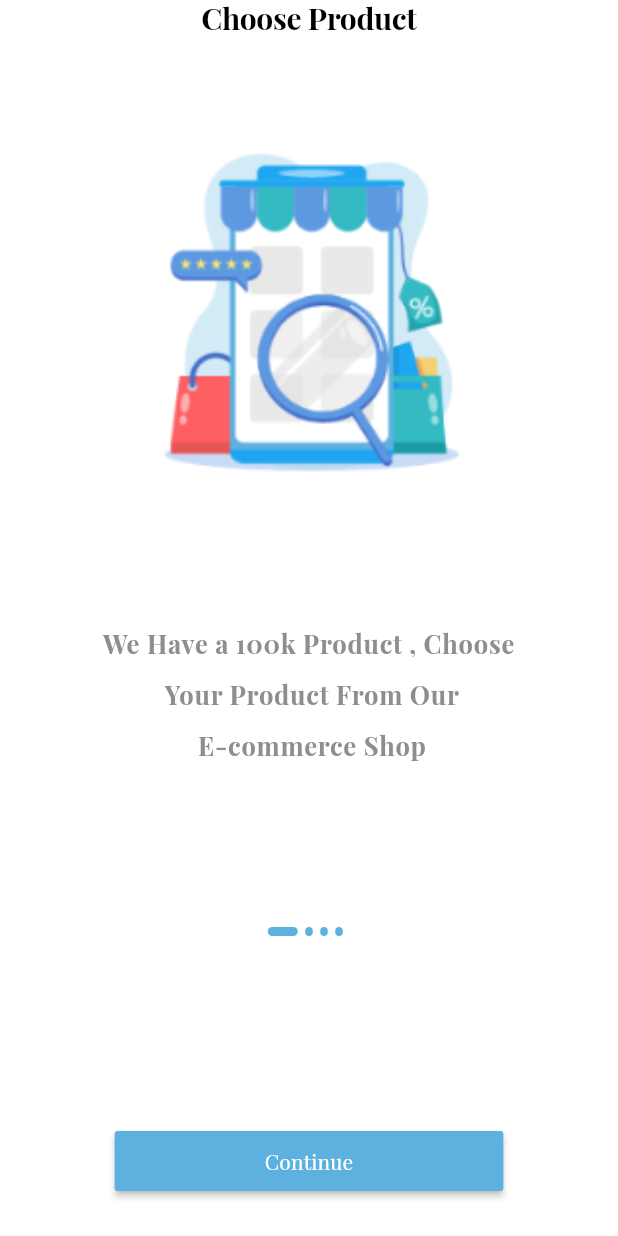
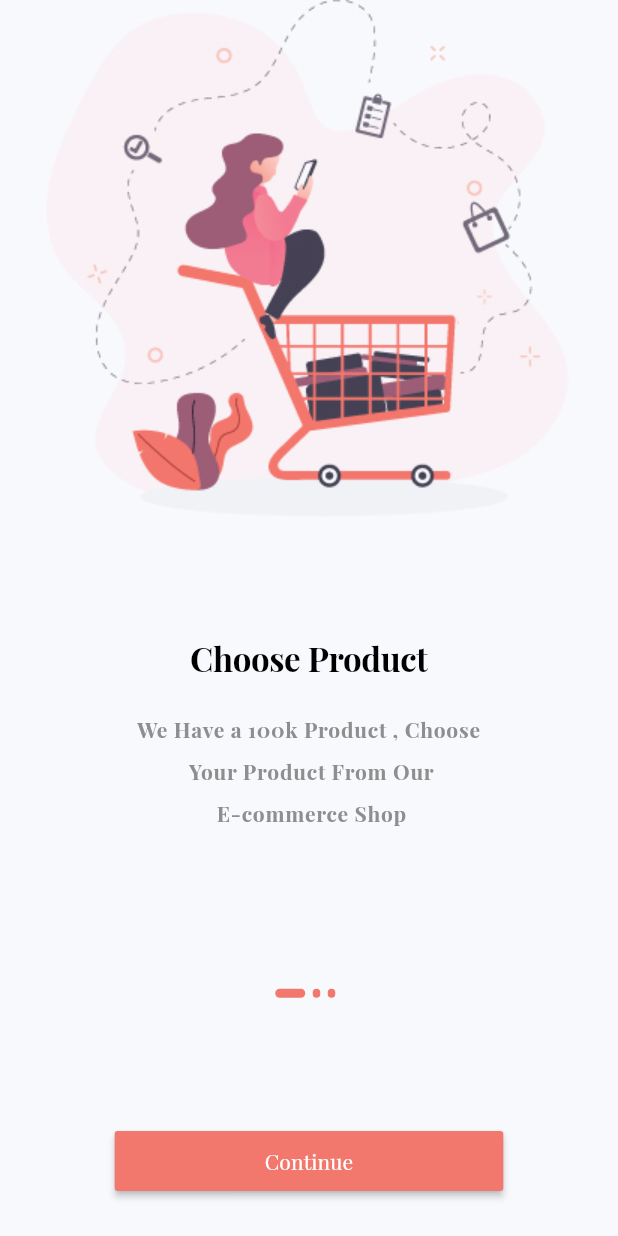
Before and after one commit to mohamadjisri/ecommerce, a Flutter app: the screen it shows after launch, on a phone screen of 412 x 824 dp. Run offline on Flutter 3.47's test engine with Material 3 defaults, Android fonts, the phone set to English and light mode, and no system bars; our stand-ins replace get, shared_preferences; project files that could hold a hidden picture were left out.

Commit message:
10.  Retouch Onboarding

```diff
--- a/lib/core/constant/color.dart
+++ b/lib/core/constant/color.dart
@@ -3,5 +3,7 @@ import 'package:flutter/material.dart';
 class AppColor {
   static const Color grey = Color(0xff8e8e8e);
   static const Color black = Color(0xff000000);
-  static const Color primaryColor = Color(0xff5DB1DF);
+  // static const Color primaryColor = Color(0xff5DB1DF);
+  static const Color backgroundcolor = Color(0xffF8F9FD);
+  static const Color primaryColor = Color(0xffF2786D);
 }
--- a/lib/core/constant/imageassest.dart
+++ b/lib/core/constant/imageassest.dart
@@ -1,8 +1,8 @@
 class AppImageAsset {
   static const String rootImages = "assets/images";
 
-  static const String onBoardingImageOne = "$rootImages/onboardingone.PNG";
-  static const String onBoardingImageTwo = "$rootImages/onboardingtwo.PNG";
-  static const String onBoardingImageThree = "$rootImages/onboardingthree.PNG";
-  static const String onBoardingImageFour = "$rootImages/onboardingfour.PNG";
+  static const String onBoardingImageOne = "$rootImages/one.PNG";
+  static const String onBoardingImageTwo = "$rootImages/two.PNG";
+  static const String onBoardingImageThree = "$rootImages/three.PNG";
+//static const String onBoardingImageFour = "$rootImages/onboardingfour.PNG";
 }
--- a/lib/data/datasource/static/static.dart
+++ b/lib/data/datasource/static/static.dart
@@ -17,9 +17,9 @@ List<OnBoardingModel> onBoardingList = [
       body:
           "We Have a 100k Product , Choose \n Your Product From Our E-commerce Shop",
       image: AppImageAsset.onBoardingImageThree),
-  OnBoardingModel(
-      title: "Fast Delivery",
-      body:
-          "We Have a 100k Product , Choose \n Your Product From Our E-commerce Shop",
-      image: AppImageAsset.onBoardingImageFour),
+//  OnBoardingModel(
+//      title: "Fast Delivery",
+//      body:
+//          "We Have a 100k Product , Choose \n Your Product From Our E-commerce Shop",
+//      image: AppImageAsset.onBoardingImageFour),
 ];
--- a/lib/main.dart
+++ b/lib/main.dart
@@ -27,13 +27,13 @@ class MyApp extends StatelessWidget {
         textTheme: const TextTheme(
             displayLarge: TextStyle(
                 fontWeight: FontWeight.bold,
-                fontSize: 20,
+                fontSize: 22,
                 color: AppColor.black),
             bodyLarge: TextStyle(
                 height: 2,
                 color: AppColor.grey,
                 fontWeight: FontWeight.bold,
-                fontSize: 17)),
+                fontSize: 14)),
         primarySwatch: Colors.blue,
       ),
       home: const OnBoarding(),
--- a/lib/view/screen/onboarding.dart
+++ b/lib/view/screen/onboarding.dart
@@ -1,4 +1,5 @@
 import 'package:ecommerce/controller/onboarding_controller.dart';
+import 'package:ecommerce/core/constant/color.dart';
 import 'package:ecommerce/view/widget/onboarding/custombutton.dart';
 import 'package:ecommerce/view/widget/onboarding/customslider.dart';
 import 'package:ecommerce/view/widget/onboarding/dotcontroller.dart';
@@ -12,10 +13,10 @@ class OnBoarding extends StatelessWidget {
   Widget build(BuildContext context) {
     Get.put(OnBoardingControllerImp());
     return const Scaffold(
-        backgroundColor: Colors.white,
+        backgroundColor: AppColor.backgroundcolor,
         body: SafeArea(
             child: Column(children: [
-          Expanded(flex: 3, child: CustomSliderOnBoarding()),
+          Expanded(flex: 4, child: CustomSliderOnBoarding()),
           Expanded(
               flex: 1,
               child: Column(
--- a/lib/view/widget/onboarding/customslider.dart
+++ b/lib/view/widget/onboarding/customslider.dart
@@ -10,28 +10,26 @@ class CustomSliderOnBoarding extends GetView<OnBoardingControllerImp> {
   @override
   Widget build(BuildContext context) {
     return PageView.builder(
-      controller: controller.pageController ,
+        controller: controller.pageController,
         onPageChanged: (val) {
           controller.onPageChanged(val);
         },
         itemCount: onBoardingList.length,
         itemBuilder: (context, i) => Column(
               children: [
-                Text(
-                  onBoardingList[i].title!,
-                  style: Theme.of(context).textTheme.displayLarge
+                Image.asset(
+                  onBoardingList[i].image!,
+                  // width: 200,
+                  // height: 230,
+                  // fit: BoxFit.fill,
                 ),
                 const SizedBox(
                   height: 80,
                 ),
-                Image.asset(
-                  onBoardingList[i].image!,
-                  width: 200,
-                  height: 230,
-                  fit: BoxFit.fill,
-                ),
+                Text(onBoardingList[i].title!,
+                    style: Theme.of(context).textTheme.displayLarge),
                 const SizedBox(
-                  height: 80,
+                  height: 20,
                 ),
                 Container(
                     width: double.infinity,
```
Also changed, not shown: assets/images/one.PNG (added), assets/images/three.PNG (added), assets/images/two.PNG (added).
